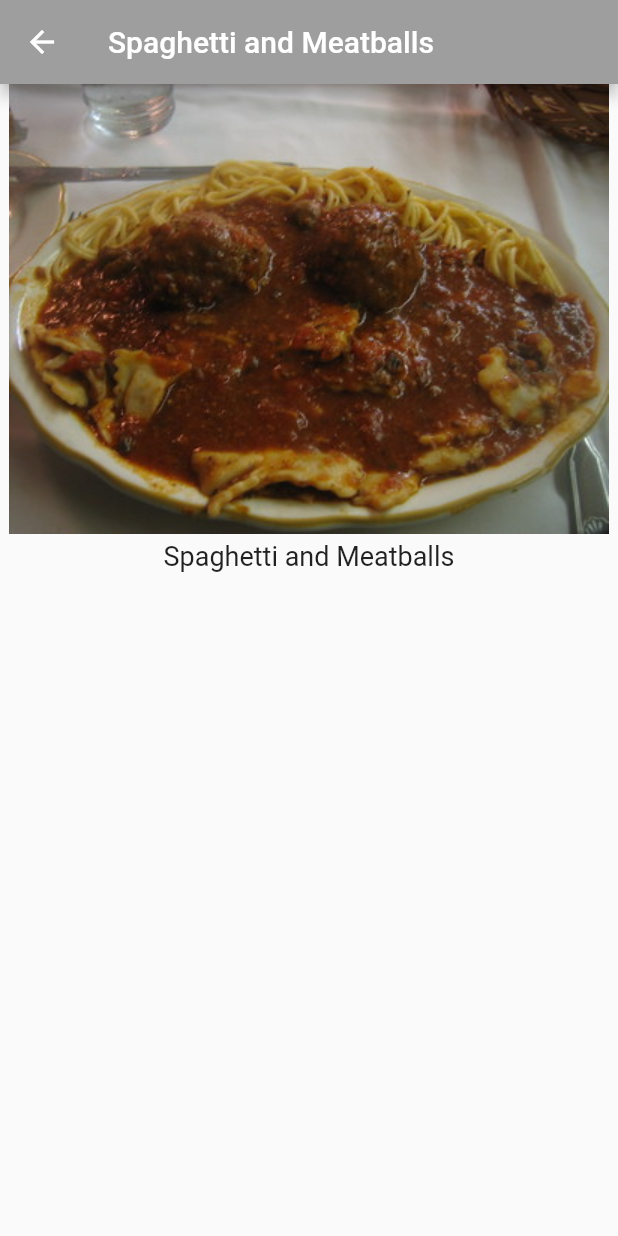
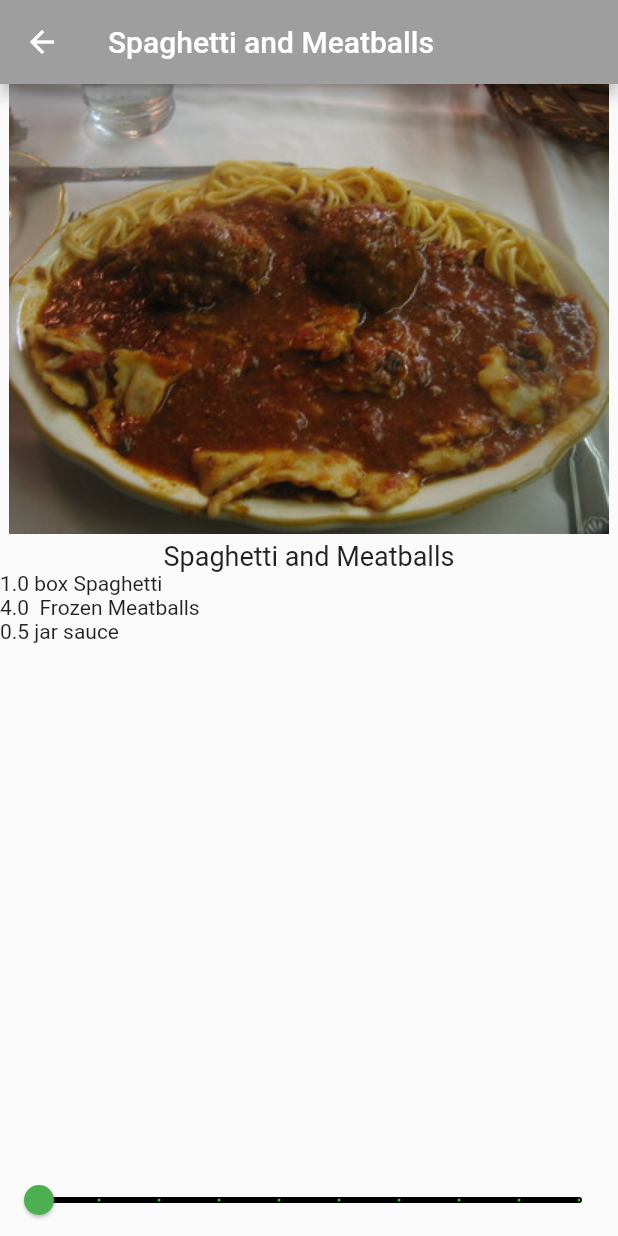
Before and after one commit to MichelePRC/kodeco-codelab1-recipes, a Flutter app: the screen it shows after launch, after a tap on "Spaghetti and Meatballs", on a phone screen of 412 x 824 dp. Run offline on Flutter 3.47's test engine with Material 3 defaults, Android fonts, the phone set to English and light mode, and no system bars.

Commit message:
last details added

```diff
--- a/lib/recipe.dart
+++ b/lib/recipe.dart
@@ -1,33 +1,143 @@
+import 'dart:collection';
+
 class Recipe {
   String label;
   String imageUrl;
+  int servings;
+  List<Ingredient> ingredients;
 
-  Recipe(this.label, this.imageUrl);
+  Recipe(this.label, this.imageUrl, this.servings, this.ingredients);
 
   static List<Recipe> samples = [
     Recipe(
       'Spaghetti and Meatballs',
       'assets/2126711929_ef763de2b3_w.jpg',
+      4,
+      [
+        Ingredient(
+          1,
+          'box',
+          'Spaghetti',
+        ),
+        Ingredient(
+          4,
+          '',
+          'Frozen Meatballs',
+        ),
+        Ingredient(
+          0.5,
+          'jar',
+          'sauce',
+        ),
+      ],
     ),
     Recipe(
       'Tomato Soup',
       'assets/27729023535_a57606c1be.jpg',
+      2,
+      [
+        Ingredient(
+          1,
+          'can',
+          'Tomato Soup',
+        ),
+      ],
     ),
     Recipe(
       'Grilled Cheese',
       'assets/3187380632_5056654a19_b.jpg',
+      1,
+      [
+        Ingredient(
+          2,
+          'slices',
+          'Cheese',
+        ),
+        Ingredient(
+          2,
+          'slices',
+          'Bread',
+        ),
+      ],
     ),
     Recipe(
       'Chocolate Chip Cookies',
       'assets/15992102771_b92f4cc00a_b.jpg',
+      24,
+      [
+        Ingredient(
+          4,
+          'cups',
+          'flour',
+        ),
+        Ingredient(
+          2,
+          'cups',
+          'sugar',
+        ),
+        Ingredient(
+          0.5,
+          'cups',
+          'chocolate chips',
+        ),
+      ],
     ),
     Recipe(
       'Taco Salad',
       'assets/8533381643_a31a99e8a6_c.jpg',
+      1,
+      [
+        Ingredient(
+          4,
+          'oz',
+          'nachos',
+        ),
+        Ingredient(
+          3,
+          'oz',
+          'taco meat',
+        ),
+        Ingredient(
+          0.5,
+          'cup',
+          'cheese',
+        ),
+        Ingredient(
+          0.25,
+          'cup',
+          'chopped tomatoes',
+        ),
+      ],
     ),
     Recipe(
       'Hawaiian Pizza',
       'assets/15452035777_294cefced5_c.jpg',
+      4,
+      [
+        Ingredient(
+          1,
+          'item',
+          'pizza',
+        ),
+        Ingredient(
+          1,
+          'cup',
+          'pineapple',
+        ),
+        Ingredient(
+          8,
+          'oz',
+          'ham',
+        ),
+      ],
     ),
   ];
 }
+
+class Ingredient {
+  double quantity;
+  String measure;
+  String name;
+
+  Ingredient(this.quantity, this.measure, this.name);
+}
--- a/lib/recipe_detail.dart
+++ b/lib/recipe_detail.dart
@@ -10,6 +10,8 @@ class RecipeDetail extends StatefulWidget {
 }
 
 class _RecipeDetailState extends State<RecipeDetail> {
+  int _sliderVal = 1;
+
   @override
   Widget build(BuildContext context) {
     return Scaffold(
@@ -29,10 +31,36 @@ class _RecipeDetailState extends State<RecipeDetail> {
             SizedBox(
               height: 4,
             ),
-            Text(widget.recipe.label,
-                style: TextStyle(
-                  fontSize: 18,
-                ))
+            Text(
+              widget.recipe.label,
+              style: TextStyle(
+                fontSize: 18,
+              ),
+            ),
+            Expanded(
+              child: ListView.builder(
+                itemCount: widget.recipe.ingredients.length,
+                itemBuilder: (context, index) {
+                  final ingredient = widget.recipe.ingredients[index];
+                  return Text(
+                      '${ingredient.quantity * _sliderVal} ${ingredient.measure} ${ingredient.name}');
+                },
+              ),
+            ),
+            Slider(
+              min: 1,
+              max: 10,
+              divisions: 9,
+              value: _sliderVal.toDouble(),
+              label: '${_sliderVal * widget.recipe.servings} servings',
+              onChanged: (newValue) {
+                setState(() {
+                  _sliderVal = newValue.round();
+                });
+              },
+              activeColor: Colors.green,
+              inactiveColor: Colors.black,
+            )
           ],
         ),
       ),
```
